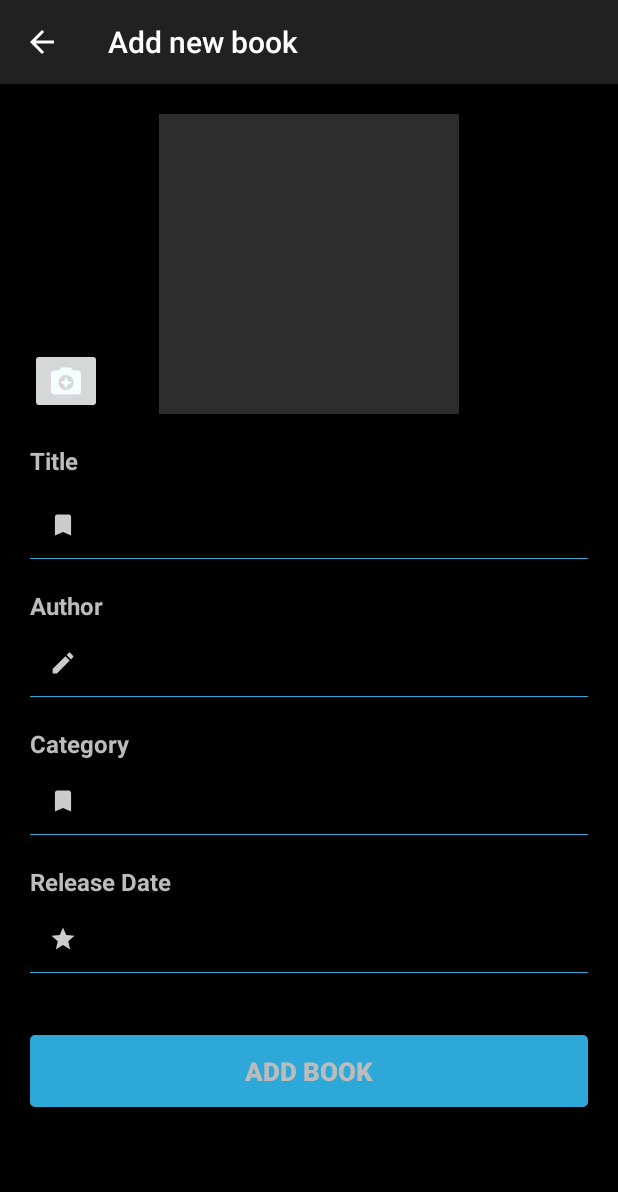
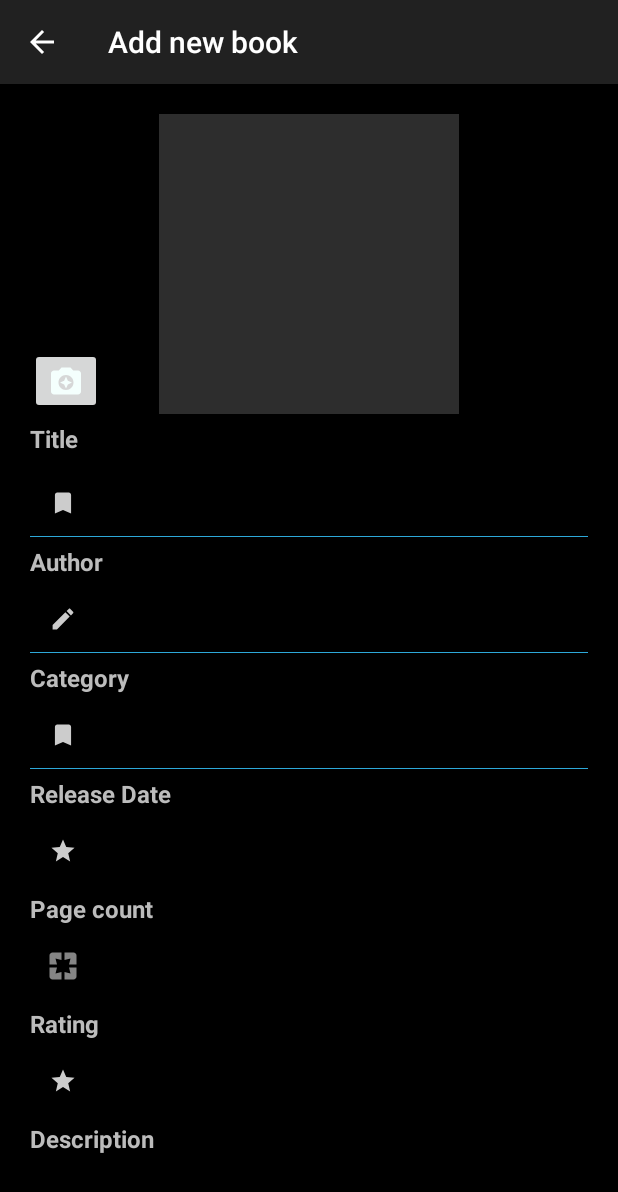
Before and after one commit to denispetriceanu/YourLibrary_v1, an Android app: the EditBook screen opened directly, with no data from a screen before it, on a phone screen of 412 x 824 dp. Shown: the top 1192 px of the screen. Run offline under Robolectric (Android 15) with nearby library versions, the phone set to English and light mode, and no system bars; our stand-ins replace Firebase (no records; nobody signed in at launch, a user with empty details on screens opened directly); libraries missing offline, so code that uses them is left out: com.pranavpandey.android; pictures from the network do not load; Roboto replaces fonts that are not available here.

Commit message:
Pentru Denis

```diff
--- a/app/src/main/java/com/example/yourlibrary_v1/ui/manageBooks/EditBook.java
+++ b/app/src/main/java/com/example/yourlibrary_v1/ui/manageBooks/EditBook.java
@@ -14,6 +14,8 @@ import androidx.appcompat.app.AppCompatActivity;
 
 import com.bumptech.glide.Glide;
 import com.bumptech.glide.load.engine.DiskCacheStrategy;
+import com.example.yourlibrary_v1.More.Book;
+import com.example.yourlibrary_v1.More.Utils;
 import com.example.yourlibrary_v1.R;
 import com.google.firebase.database.DataSnapshot;
 import com.google.firebase.database.DatabaseError;
@@ -29,7 +31,7 @@ import static com.example.yourlibrary_v1.More.Utils.addChar;
 public class EditBook extends AppCompatActivity {
     private boolean isModEdit = false;
     private String id_book;
-    private EditText title, author, category, releaseDate, rating;
+    private EditText title, author, category, releaseDate, rating, pagecount, description;
     private Button save;
     private ImageView book_edit_img;
 
@@ -67,6 +69,10 @@ public class EditBook extends AppCompatActivity {
         releaseDate = findViewById(R.id.book_release);
         save = findViewById(R.id.saveBtn);
         book_edit_img = findViewById(R.id.book_edit_img);
+        rating= findViewById(R.id.book_rating);
+        pagecount=findViewById(R.id.book_page);
+        description=findViewById(R.id.book_description);
+
 
         if (isModEdit)
             save.setText("Edit book");
@@ -94,14 +100,23 @@ public class EditBook extends AppCompatActivity {
         reference.addListenerForSingleValueEvent(new ValueEventListener() {
             @Override
             public void onDataChange(@NonNull DataSnapshot dataSnapshot) {
+                Book book = dataSnapshot.getValue(Book.class);
+                assert book != null;
+                Utils utils = new Utils();
+                String author_string = utils.formatCategory(
+                        book.getAuthor()
+                );
                 title.setText(Objects.requireNonNull(dataSnapshot.child("title").getValue()).toString());
-                author.setText(Objects.requireNonNull(dataSnapshot.child("author").getValue()).toString());
-                category.setText(Objects.requireNonNull(dataSnapshot.child("categories").getValue()).toString());
+                author.setText(author_string);
+                category.setText(new Utils().formatCategory(Objects.requireNonNull(dataSnapshot.child("categories").getValue().toString())));
                 releaseDate.setText(Objects.requireNonNull(dataSnapshot.child("date_publisher").getValue()).toString());
                 Glide.with(getApplicationContext())
                         .load(addChar(Objects.requireNonNull(dataSnapshot.child("thumbnail").getValue()).toString()))
                         .diskCacheStrategy(DiskCacheStrategy.ALL)
                         .into(book_edit_img);
+                rating.setText(Objects.requireNonNull(dataSnapshot.child("rating").getValue()).toString());
+                pagecount.setText(Objects.requireNonNull(dataSnapshot.child("page_count").getValue()).toString());
+                description.setText(book.getDescription());
             }
 
             @Override
@@ -124,11 +139,16 @@ public class EditBook extends AppCompatActivity {
         } else if (releaseDate.getText().length() == 0) {
             DynamicToast.makeError(getApplicationContext(), "You don't write the date of publisher", Toast.LENGTH_SHORT).show();
             return false;
+        } else if (rating.getText().length() == 0 && isModEdit) {
+            DynamicToast.makeError(getApplicationContext(), "You don't write the date of publisher", Toast.LENGTH_SHORT).show();
+            return false;
+        } else if (pagecount.getText().length() < 1){
+            DynamicToast.makeError(getApplicationContext(), "You don't write the page", Toast.LENGTH_SHORT).show();
+            return false;
+        }else if (description.getText().length() < 10) {
+            DynamicToast.makeError(getApplicationContext(), "The description is to short", Toast.LENGTH_SHORT).show();
+            return false;
         }
-//        else if (rating.getText().length() == 0 && isModEdit) {
-//            DynamicToast.makeError(getApplicationContext(), "You don't write the date of publisher", Toast.LENGTH_SHORT).show();
-//            return false;
-//        }
         return true;
     }
 
@@ -144,6 +164,8 @@ public class EditBook extends AppCompatActivity {
         reference.child("categories").setValue(category.getText().toString());
         reference.child("date_publisher").setValue(releaseDate.getText().toString());
         reference.child("thumbnail").setValue("http://books.google.com/books/content?id=2dQ8KL2t99QC&printsec=frontcover&img=1&zoom=5&edge=curl&source=gbs_api");
+        reference.child("rating").setValue(rating.getText().toString());
+        reference.child("page_count").setValue(pagecount.getText().toString());
 
         onBackPressed();
         if (isModEdit)
--- /dev/null
+++ b/app/src/main/res/drawable/ic_pages_black_24dp.xml
@@ -0,0 +1,5 @@
+<vector android:height="24dp" android:tint="#858585"
+    android:viewportHeight="24.0" android:viewportWidth="24.0"
+    android:width="24dp" xmlns:android="http://schemas.android.com/apk/res/android">
+    <path android:fillColor="#FF000000" android:pathData="M3,5v6h5L7,7l4,1L11,3L5,3c-1.1,0 -2,0.9 -2,2zM8,13L3,13v6c0,1.1 0.9,2 2,2h6v-5l-4,1 1,-4zM17,17l-4,-1v5h6c1.1,0 2,-0.9 2,-2v-6h-5l1,4zM19,3h-6v5l4,-1 -1,4h5L21,5c0,-1.1 -0.9,-2 -2,-2z"/>
+</vector>
--- a/app/src/main/res/layout/activity_edit_book.xml
+++ b/app/src/main/res/layout/activity_edit_book.xml
@@ -40,7 +40,7 @@
         <TextView
             android:layout_width="match_parent"
             android:layout_height="wrap_content"
-            android:layout_marginTop="20dp"
+            android:layout_marginTop="5dp"
             android:text="Title"
             android:textColor="@color/nav_color"
             android:textSize="16sp"
@@ -70,7 +70,7 @@
         <TextView
             android:layout_width="match_parent"
             android:layout_height="wrap_content"
-            android:layout_marginTop="20dp"
+            android:layout_marginTop="5dp"
             android:text="Author"
             android:textColor="@color/nav_color"
             android:textSize="16sp"
@@ -101,7 +101,7 @@
         <TextView
             android:layout_width="match_parent"
             android:layout_height="wrap_content"
-            android:layout_marginTop="20dp"
+            android:layout_marginTop="5dp"
             android:text="Category"
             android:textColor="@color/nav_color"
             android:textSize="16sp"
@@ -132,7 +132,7 @@
         <TextView
             android:layout_width="match_parent"
             android:layout_height="wrap_content"
-            android:layout_marginTop="20dp"
+            android:layout_marginTop="5dp"
             android:text="Release Date"
             android:textColor="@color/nav_color"
             android:textSize="16sp"
@@ -154,6 +154,81 @@
             android:textColor="@color/white"
             android:textColorHint="@color/white"
             android:textSize="16sp" />
+        <TextView
+            android:layout_width="match_parent"
+            android:layout_height="wrap_content"
+            android:layout_marginTop="5dp"
+            android:text="Page count"
+            android:textColor="@color/nav_color"
+            android:textSize="16sp"
+            android:textStyle="bold" />
+
+        <EditText
+            android:id="@+id/book_page"
+            android:layout_width="fill_parent"
+            android:layout_height="wrap_content"
+            android:layout_marginTop="5dp"
+            android:background="@android:color/transparent"
+            android:clickable="false"
+            android:drawableLeft="@drawable/ic_pages_black_24dp"
+            android:drawablePadding="8dp"
+            android:gravity="center_vertical"
+            android:inputType="number"
+            android:padding="10dp"
+            android:singleLine="true"
+            android:textColor="@color/white"
+            android:textColorHint="@color/white"
+            android:textSize="16sp" />
+        <TextView
+            android:layout_width="match_parent"
+            android:layout_height="wrap_content"
+            android:layout_marginTop="5dp"
+            android:text="Rating"
+            android:textColor="@color/nav_color"
+            android:textSize="16sp"
+            android:textStyle="bold" />
+
+        <EditText
+            android:id="@+id/book_rating"
+            android:layout_width="fill_parent"
+            android:layout_height="wrap_content"
+            android:layout_marginTop="5dp"
+            android:background="@android:color/transparent"
+            android:clickable="false"
+            android:drawableLeft="@drawable/ic_action_fav"
+            android:drawablePadding="8dp"
+            android:gravity="center_vertical"
+            android:inputType="number"
+            android:padding="10dp"
+            android:singleLine="true"
+            android:textColor="@color/white"
+            android:textColorHint="@color/white"
+            android:textSize="16sp" />
+        <TextView
+            android:layout_width="match_parent"
+            android:layout_height="wrap_content"
+            android:layout_marginTop="5dp"
+            android:text="Description"
+            android:textColor="@color/nav_color"
+            android:textSize="16sp"
+            android:textStyle="bold" />
+        <ScrollView
+            android:id="@+id/scrollView2"
+            android:layout_width="match_parent"
+            android:layout_height="240dp"
+            android:layout_marginTop="10dp"
+            app:layout_constraintBottom_toBottomOf="parent"
+            app:layout_constraintStart_toStartOf="parent">
+
+            <EditText
+                android:id="@+id/book_description"
+                android:layout_width="match_parent"
+                android:layout_height="match_parent"
+                android:justificationMode="inter_word"
+                android:padding="8dp"
+                android:textColor="@color/white"
+                android:textSize="18sp" />
+        </ScrollView>
 
         <View
             android:layout_width="fill_parent"
@@ -162,7 +237,7 @@
 
         <Space
             android:layout_width="wrap_content"
-            android:layout_height="40dp"
+            android:layout_height="5dp"
             android:layout_weight="1" />
 
         <Button
```
